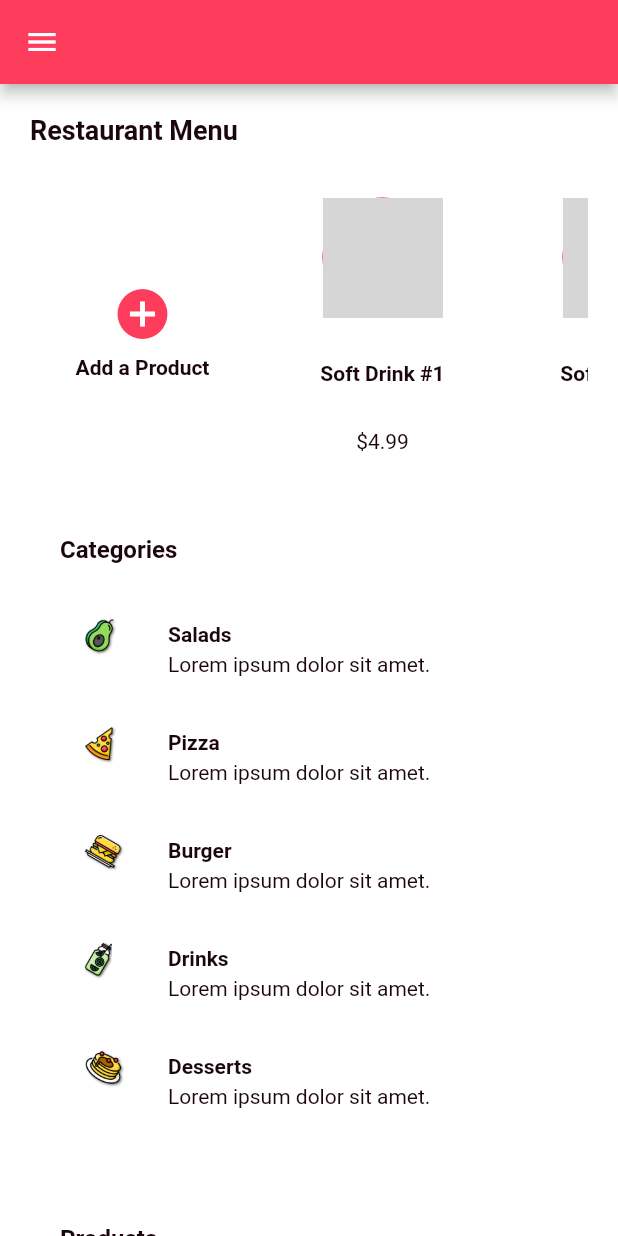
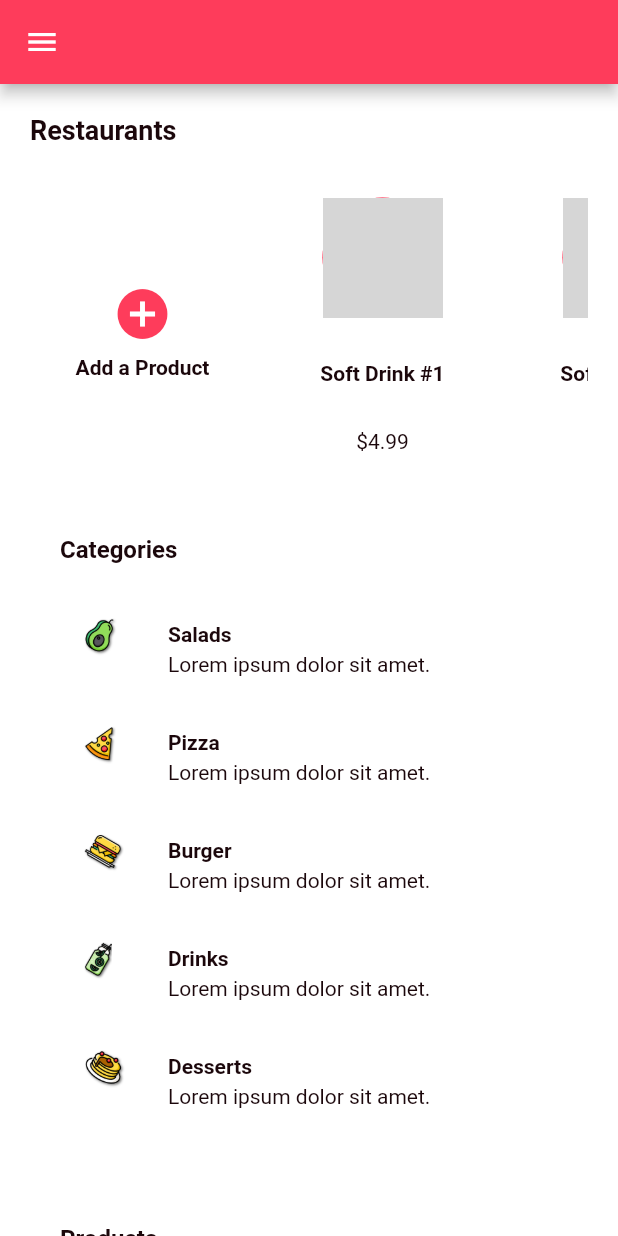
Before and after one commit to DanKheadies/max_food_delivery_admin_panel, a Flutter app: the screen it shows after launch, on a phone screen of 412 x 824 dp. Run offline on Flutter 3.47's test engine with Material 2 defaults, Android fonts, the phone set to English and light mode, and no system bars; our stand-ins replace bloc, cloud_firestore, equatable, firebase_core, flutter_bloc; accounts and stored records are empty; network calls fail; Roboto replaces fonts that are missing (Futura); grey boxes are pictures that could not be loaded.

Commit message:
Initial route clean up

```diff
--- a/lib/main.dart
+++ b/lib/main.dart
@@ -55,7 +55,7 @@ class MyApp extends StatelessWidget {
         child: MaterialApp(
           title: 'Max Food Delivery Admin Panel',
           theme: theme(),
-          initialRoute: '/menu',
+          initialRoute: '/dashboard',
           routes: {
             '/menu': (context) => const MenuScreen(),
             '/dashboard': (context) => const DashboardScreen(),
```
